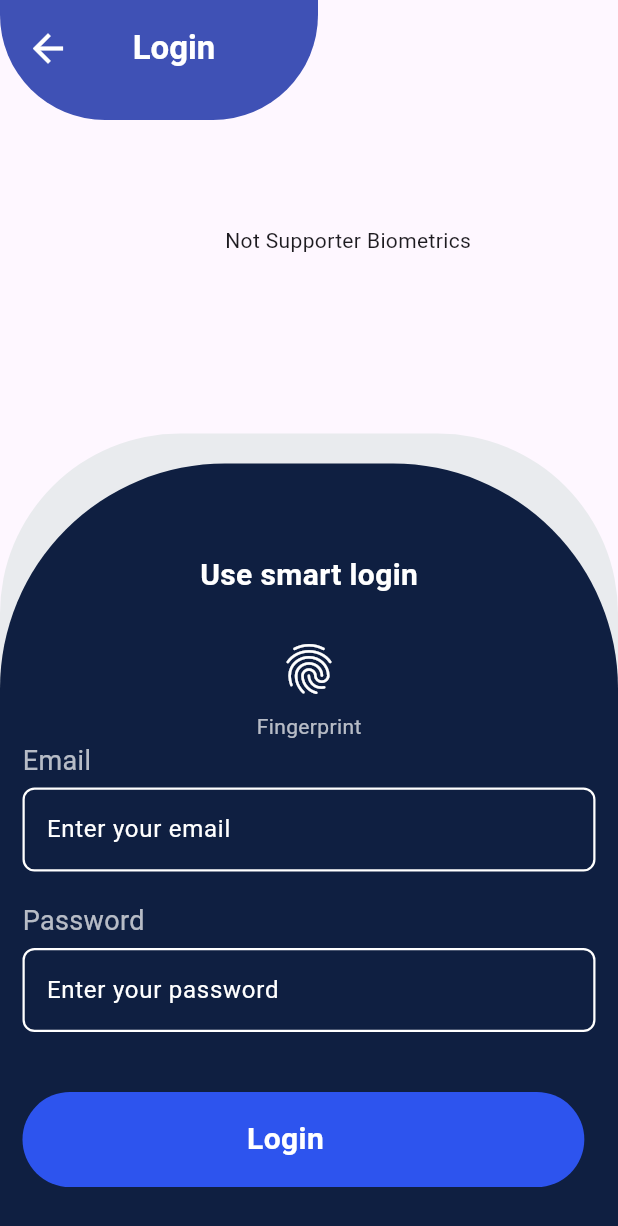
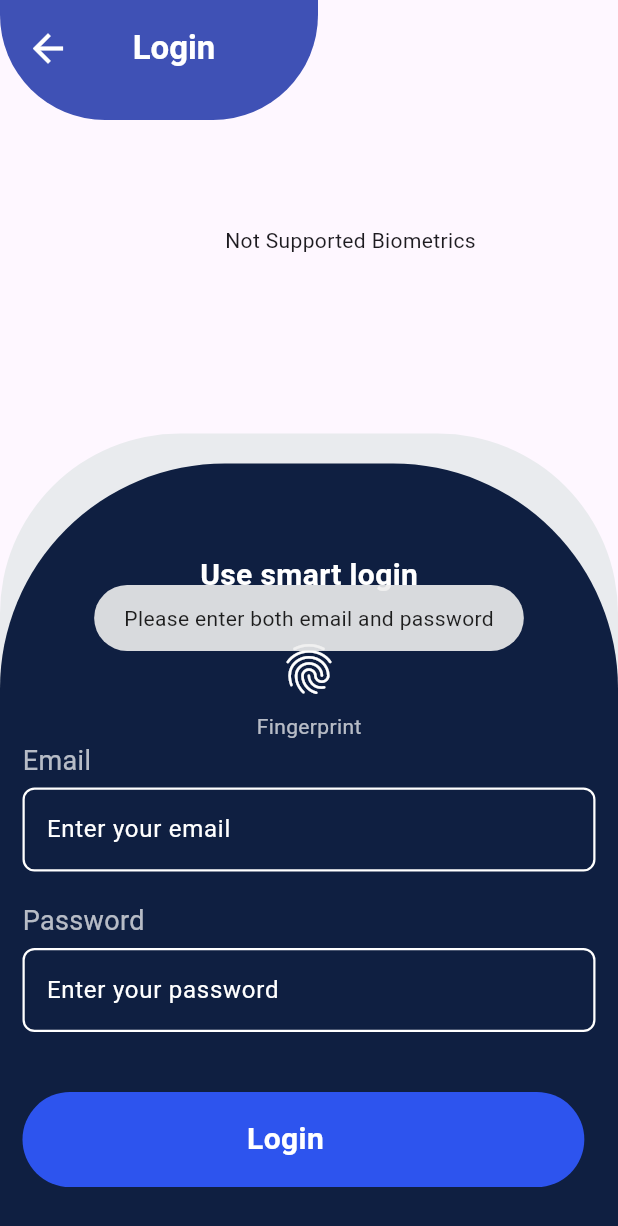
Before and after one commit to Anan-Elayan/smart_login_app, a Flutter app: the LoginView screen opened directly, after a tap on "Login", on a phone screen of 412 x 824 dp. Shown: the top 1226 px of the screen. Run offline on Flutter 3.47's test engine with Material 3 defaults, Android fonts, the light colour scheme and no system bars; our stand-ins replace flutter_secure_storage, fluttertoast, local_auth; accounts and stored records are empty.

Commit message:
store email and pass in storage and fetch when login using smart login

```diff
--- a/lib/components/custom_text_field.dart
+++ b/lib/components/custom_text_field.dart
@@ -4,18 +4,21 @@ class CustomTextField extends StatelessWidget {
   final TextEditingController controller;
   final String hintText;
   final bool hasError;
+  final Color textColor; // Added property for text color
 
   const CustomTextField({
     super.key,
     required this.controller,
     required this.hintText,
     this.hasError = false,
+    this.textColor = Colors.white, // Default text color
   });
 
   @override
   Widget build(BuildContext context) {
     return TextField(
       controller: controller,
+      style: TextStyle(color: textColor), // Set the text color
       decoration: InputDecoration(
         hintText: hintText,
         hintStyle: TextStyle(color: Colors.white),
--- a/lib/login.dart
+++ b/lib/login.dart
@@ -1,5 +1,7 @@
 import 'package:flutter/material.dart';
 import 'package:flutter/services.dart';
+import 'package:flutter_secure_storage/flutter_secure_storage.dart';
+import 'package:fluttertoast/fluttertoast.dart';
 import 'package:local_auth/local_auth.dart';
 import 'package:smart_login_app/components/custom_button.dart';
 import 'package:smart_login_app/components/custom_contanter.dart';
@@ -16,11 +18,13 @@ class LoginView extends StatefulWidget {
 
 class _LoginViewState extends State<LoginView> {
   late final LocalAuthentication auth;
+  final FlutterSecureStorage secureStorage = const FlutterSecureStorage();
   bool _supportState = false;
+  final TextEditingController emailController = TextEditingController();
+  final TextEditingController passwordController = TextEditingController();
 
   @override
   void initState() {
-    // TODO: implement initState
     super.initState();
     auth = LocalAuthentication();
     auth.isDeviceSupported().then(
@@ -28,19 +32,43 @@ class _LoginViewState extends State<LoginView> {
             _supportState = isSupported;
           }),
         );
+    _loadStoredCredentials();
+  }
+
+  Future<void> _loadStoredCredentials() async {
+    try {
+      String? storedEmail = await secureStorage.read(key: 'email');
+      print(storedEmail);
+      String? storedPassword = await secureStorage.read(key: 'password');
+      print(storedPassword);
+      if (storedEmail != null) {
+        emailController.text = storedEmail;
+      }
+      if (storedPassword != null) {
+        passwordController.text = storedPassword;
+      }
+    } catch (e) {
+      print("Failed to load credentials: $e");
+    }
   }
 
   Future<void> _authenticate() async {
     try {
       bool authenticated = await auth.authenticate(
-        localizedReason: 'Scan your censors to login',
+        localizedReason: 'Scan your fingerprint to login',
         options: const AuthenticationOptions(
           stickyAuth: true,
           biometricOnly: true,
         ),
       );
-      print("Authenticated: $authenticated ");
       if (authenticated) {
+        // Dummy email and password for example purposes
+        String email = emailController.text;
+        String password = passwordController.text;
+
+        await secureStorage.write(key: 'email', value: email);
+        await secureStorage.write(key: 'password', value: password);
+
         Navigator.push(
           context,
           MaterialPageRoute(
@@ -50,23 +78,52 @@ class _LoginViewState extends State<LoginView> {
       }
     } on PlatformException catch (e) {
       print(e);
+      Fluttertoast.showToast(
+        msg: "Authentication failed",
+        toastLength: Toast.LENGTH_SHORT,
+        gravity: ToastGravity.CENTER,
+      );
     }
   }
 
-  Future<void> _getAvailableBiometrics() async {
-    List<BiometricType> availableBiometrics =
-        await auth.getAvailableBiometrics();
-    print('List of availableBiometrics: $availableBiometrics');
-    if (!mounted) {
+  Future<void> _handleLogin() async {
+    // Validate inputs
+    if (emailController.text.isEmpty || passwordController.text.isEmpty) {
+      Fluttertoast.showToast(
+        msg: "Please enter both email and password",
+        toastLength: Toast.LENGTH_SHORT,
+        gravity: ToastGravity.CENTER,
+      );
       return;
+    }
+
+    // Dummy authentication logic
+    String dummyEmail = emailController.text;
+    String dummyPassword = passwordController.text;
+
+    if (emailController.text == dummyEmail &&
+        passwordController.text == dummyPassword) {
+      await secureStorage.write(key: 'email', value: emailController.text);
+      await secureStorage.write(
+          key: 'password', value: passwordController.text);
+
+      Navigator.push(
+        context,
+        MaterialPageRoute(
+          builder: (context) => HomeScreen(),
+        ),
+      );
+    } else {
+      Fluttertoast.showToast(
+        msg: "Invalid email or password",
+        toastLength: Toast.LENGTH_SHORT,
+        gravity: ToastGravity.CENTER,
+      );
     }
   }
 
   @override
   Widget build(BuildContext context) {
-    TextEditingController emailController = TextEditingController();
-    TextEditingController passwordController = TextEditingController();
-
     return SafeArea(
       child: Scaffold(
         body: SingleChildScrollView(
@@ -116,8 +173,8 @@ class _LoginViewState extends State<LoginView> {
                     Padding(
                       padding: const EdgeInsets.only(top: 150, left: 150),
                       child: _supportState
-                          ? Text('supported Biometrics')
-                          : Text('Not Supporter Biometrics'),
+                          ? Text('Supported Biometrics')
+                          : Text('Not Supported Biometrics'),
                     ),
                   ],
                 ),
@@ -263,9 +320,7 @@ class _LoginViewState extends State<LoginView> {
                                               const Color(0xFF2d54ee),
                                           buttonBorderColor: Colors.transparent,
                                           sizeTextButton: 20,
-                                          onPress: () {
-                                            // Handle normal login
-                                          },
+                                          onPress: _handleLogin,
                                         ),
                                       ],
                                     ),
--- a/pubspec.yaml
+++ b/pubspec.yaml
@@ -36,6 +36,8 @@ dependencies:
   # Use with the CupertinoIcons class for iOS style icons.
   cupertino_icons: ^1.0.2
   local_auth: ^2.1.8
+  flutter_secure_storage: ^9.2.2
+  fluttertoast: ^8.2.5
 
 dev_dependencies:
   flutter_test:
```
Also changed, not shown: pubspec.lock, 6 other files.
